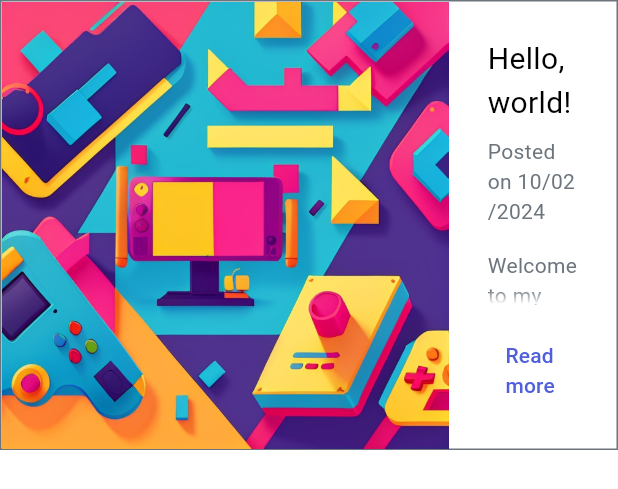
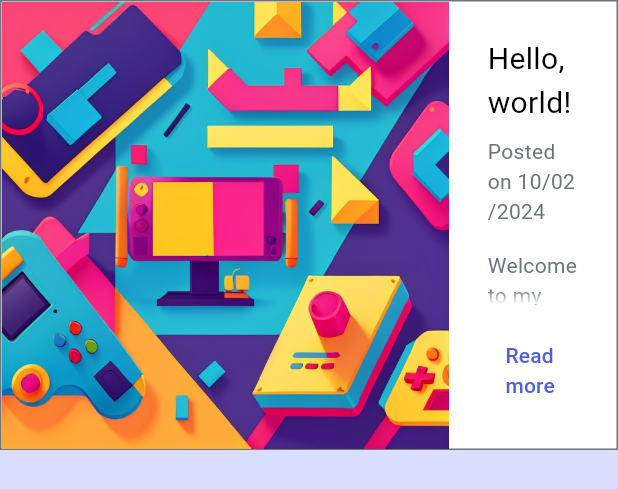
Before and after one commit to asyzruffz/Portfolio, a Flutter app: the BlogCard widget shown alone on an empty page, opened directly with sample values from the repository, on a phone screen of 412 x 824 dp. Shown: the top 489 px of the screen. Run offline on Flutter 3.47's test engine with Material 3 defaults, Android fonts, the phone set to English and light mode, and no system bars; our stand-ins replace carousel_slider, font_awesome_flutter.

Commit message:
Change surface color

```diff
--- a/lib/constants/palette.dart
+++ b/lib/constants/palette.dart
@@ -7,6 +7,7 @@ class Palette {
   static const Color tertiary = Color(0xFF50A5DA);
 
   static const Color background = Colors.white;
+  static const Color surface = Color(0xFFDBDFFF);
   static const Color dark = Color(0xFF343a40);
   static const Color onPrimary = Colors.white;
   static const Color onSurface = Colors.black;
@@ -19,5 +20,6 @@ class Palette {
     tertiary: tertiary,
     onPrimary: onPrimary,
     onSurface: onSurface,
+    surface: surface,
   );
 }
--- a/lib/sections/about_section.dart
+++ b/lib/sections/about_section.dart
@@ -55,6 +55,7 @@ class AboutContainer extends StatelessWidget {
     return Container(
       padding: const EdgeInsets.all(Ruler.doubleX),
       decoration: const BoxDecoration(
+        color: Palette.background,
         border: Border(
           bottom: BorderSide(color: Palette.secondary),
           left: BorderSide(color: Palette.secondary, width: 0.5),
--- a/lib/sections/blog_section.dart
+++ b/lib/sections/blog_section.dart
@@ -58,6 +58,7 @@ class BlogCard extends StatelessWidget {
     return Container(
       height: 300.0,
       decoration: BoxDecoration(
+        color: Palette.background,
         border: Border.all(color: Palette.secondary),
       ),
       child: Row(
--- a/lib/sections/portfolio_section.dart
+++ b/lib/sections/portfolio_section.dart
@@ -97,6 +97,7 @@ class ProjectCard extends StatelessWidget {
   Widget build(BuildContext context) {
     return Container(
       decoration: BoxDecoration(
+        color: Palette.background,
         border: Border.all(color: Palette.secondary),
       ),
       child: Column(
--- a/lib/widgets/padded_card.dart
+++ b/lib/widgets/padded_card.dart
@@ -14,7 +14,10 @@ class PaddedCard extends StatelessWidget {
   Widget build(BuildContext context) {
     return Container(
       padding: const EdgeInsets.all(Ruler.threeQuarterX),
-      decoration: BoxDecoration(border: Border.all(color: Palette.secondary)),
+      decoration: BoxDecoration(
+        color: Palette.background,
+        border: Border.all(color: Palette.secondary),
+      ),
       child: child,
     );
   }
```
